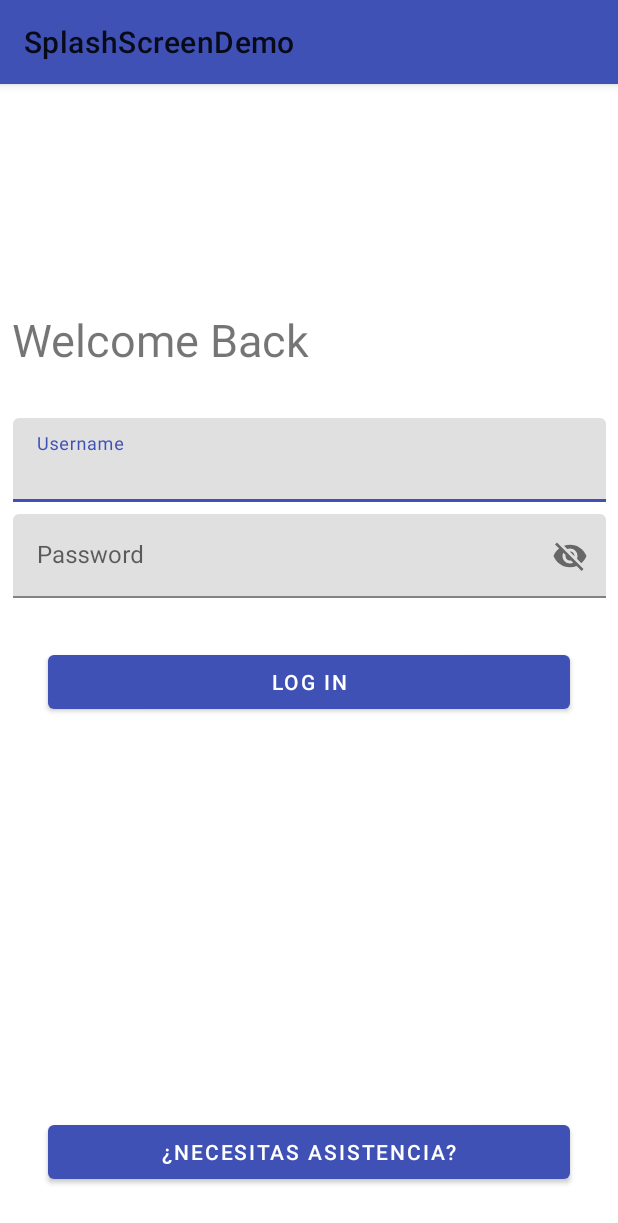
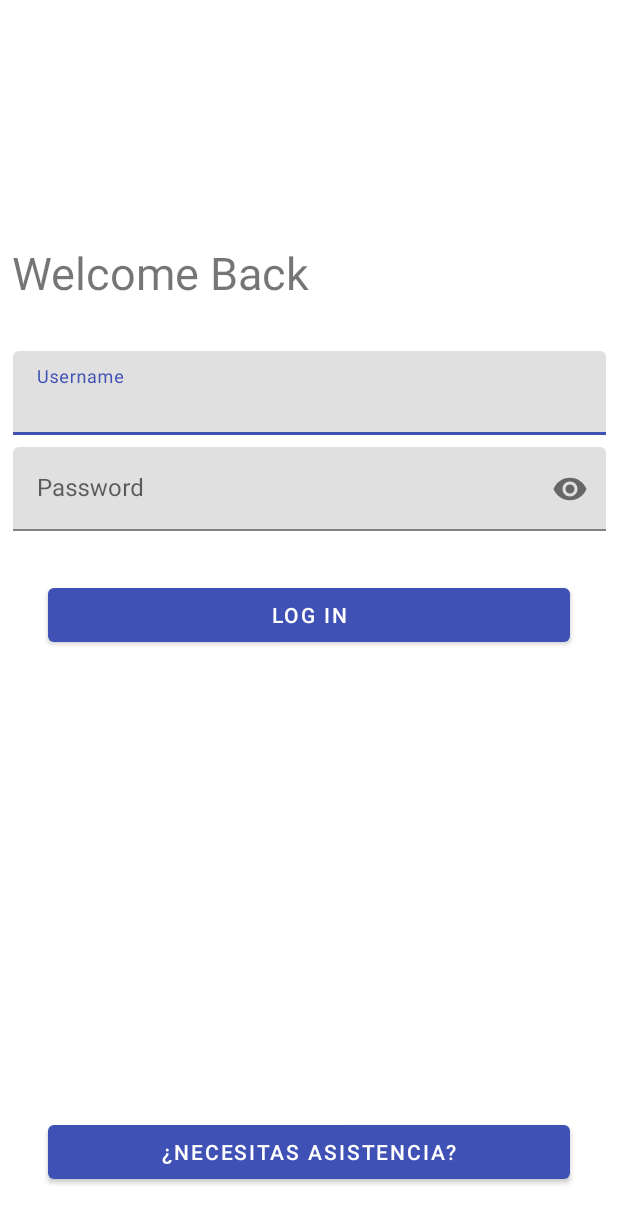
Before and after one commit to albertoomarcos/CDI-EmpresaSeguridad, an Android app: the screen it shows after launch (LoginActivity), on a phone screen of 412 x 824 dp. Shown: the top 1223 px of the screen. Run offline under Robolectric (Android 15) with nearby library versions, the phone set to English and light mode, and no system bars.

Commit message:
Fix #1 password hide & others

```diff
--- a/app/build.gradle
+++ b/app/build.gradle
@@ -36,4 +36,5 @@ dependencies {
     androidTestImplementation 'com.android.support.test.espresso:espresso-core:3.0.2'
     implementation 'com.android.support:design:28.0.0'
     implementation "org.jetbrains.kotlin:kotlin-stdlib-jdk7:$kotlin_version"
+    implementation 'com.android.support:cardview-v7:28.0.0'
 }
--- a/app/src/main/res/layout/activity_login.xml
+++ b/app/src/main/res/layout/activity_login.xml
@@ -51,7 +51,8 @@
         <android.support.design.widget.TextInputEditText
             android:layout_width="match_parent"
             android:layout_height="wrap_content"
-            android:hint="Password" />
+            android:hint="Password"
+            android:inputType="textPassword" />
     </android.support.design.widget.TextInputLayout>
 
     <Button
--- a/app/src/main/res/values/styles.xml
+++ b/app/src/main/res/values/styles.xml
@@ -2,6 +2,12 @@
 
     <!-- Base application theme. -->
     <style name="AppTheme" parent="Theme.MaterialComponents.Light">
+        <!-- Customize your theme here. -->
+        <item name="colorPrimary">@color/colorPrimary</item>
+        <item name="colorPrimaryDark">@color/colorPrimaryDark</item>
+        <item name="colorAccent">@color/colorAccent</item>
+    </style>
+    <style name="AppTheme.NoActionBar" parent="Theme.MaterialComponents.Light.NoActionBar">
         <!-- Customize your theme here. -->
         <item name="colorPrimary">@color/colorPrimary</item>
         <item name="colorPrimaryDark">@color/colorPrimaryDark</item>
```
Also changed, not shown: app/src/main/AndroidManifest.xml (+6 -3 lines).
